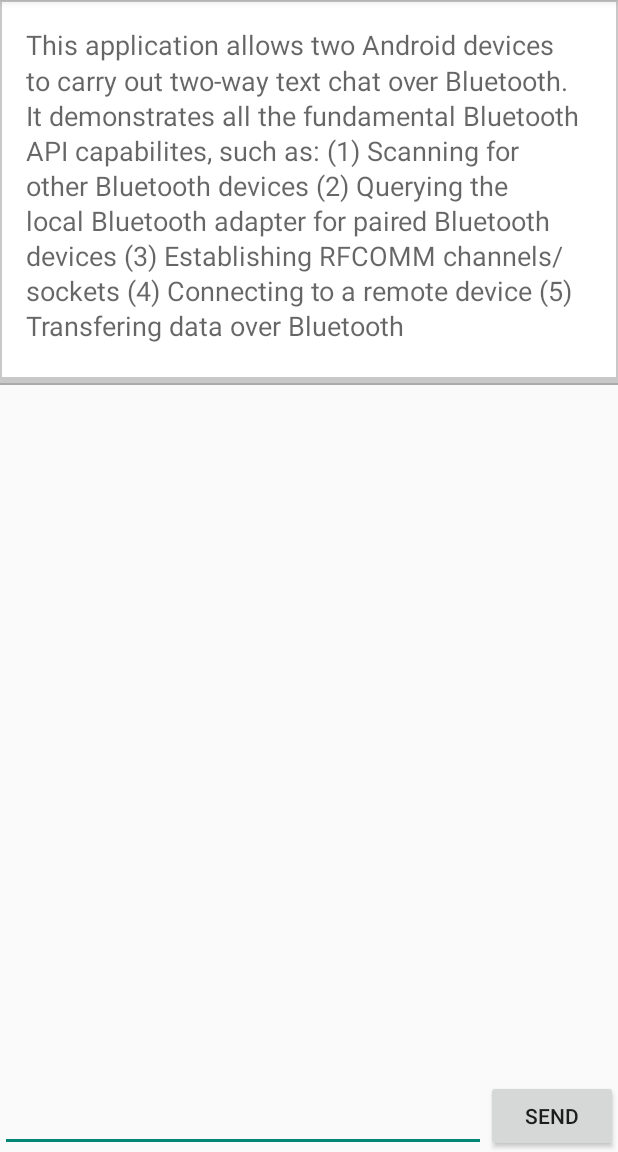
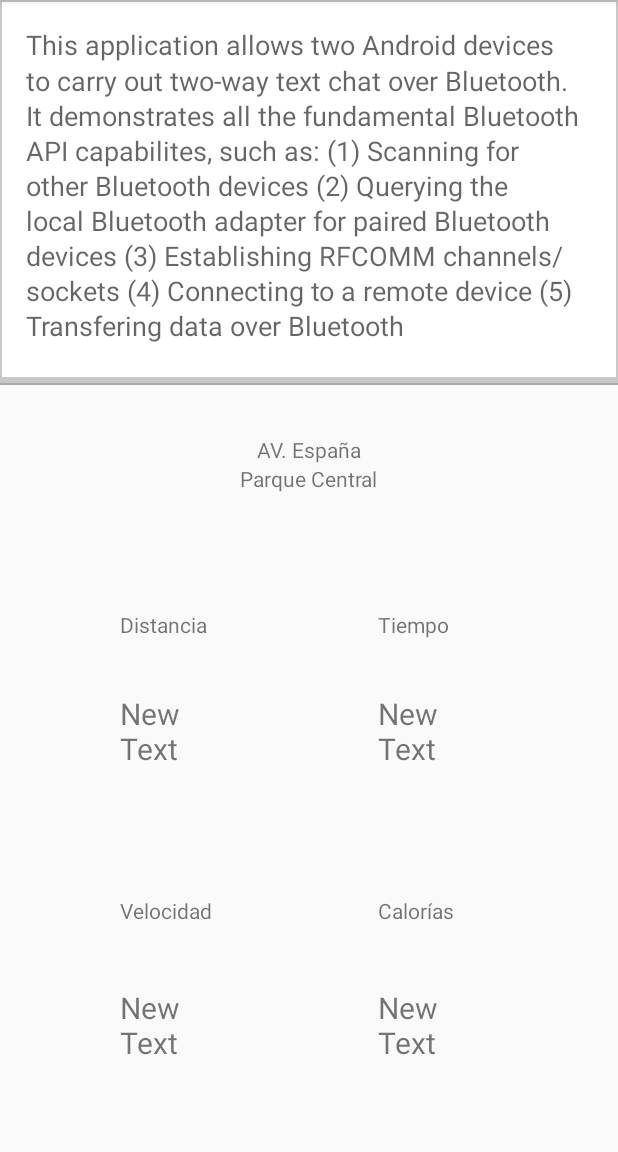
Before and after one commit to filippo123/BluetoothChatmaster, an Android app: the screen it shows after launch (MainActivity), on a phone screen of 412 x 824 dp, the part 84-1236 px from its top. Run offline under Robolectric (Android 15) with nearby library versions, the phone set to English and light mode, and no system bars.

Commit message:
arreglando las clases que no contenian el código nuevo

```diff
--- a/Application/src/main/java/com/example/android/bluetoothchat/BluetoothChatFragment.java
+++ b/Application/src/main/java/com/example/android/bluetoothchat/BluetoothChatFragment.java
@@ -57,33 +57,12 @@ public class BluetoothChatFragment extends Fragment {
     private static final int REQUEST_ENABLE_BT = 3;
 
     // Layout Views
-    private ListView mConversationView;
-    private EditText mOutEditText;
-    private Button mSendButton;
-
-    /**
-     * Name of the connected device
-     */
+    private TextView mSpeedView;
+    private TextView mDistanciaView;
+    private TextView mTiempoView;
+    private TextView mCaloriasView;
     private String mConnectedDeviceName = null;
-
-    /**
-     * Array adapter for the conversation thread
-     */
-    private ArrayAdapter<String> mConversationArrayAdapter;
-
-    /**
-     * String buffer for outgoing messages
-     */
-    private StringBuffer mOutStringBuffer;
-
-    /**
-     * Local Bluetooth adapter
-     */
     private BluetoothAdapter mBluetoothAdapter = null;
-
-    /**
-     * Member object for the chat services
-     */
     private BluetoothChatService mChatService = null;
 
     @Override
@@ -146,11 +125,17 @@ public class BluetoothChatFragment extends Fragment {
         return inflater.inflate(R.layout.fragment_bluetooth_chat, container, false);
     }
 
+
     @Override
     public void onViewCreated(View view, @Nullable Bundle savedInstanceState) {
-        mConversationView = (ListView) view.findViewById(R.id.in);
-        mOutEditText = (EditText) view.findViewById(R.id.edit_text_out);
-        mSendButton = (Button) view.findViewById(R.id.button_send);
+        mSpeedView = (TextView) view.findViewById(R.id.speed);
+        mSpeedView.setTextSize(20.0F);
+        mDistanciaView = (TextView) view.findViewById(R.id.distancia);
+        mDistanciaView.setTextSize(20.0F);
+        mTiempoView = (TextView) view.findViewById(R.id.tiempo);
+        mTiempoView.setTextSize(20.0F);
+        mCaloriasView = (TextView) view.findViewById(R.id.calorias);
+        mCaloriasView.setTextSize(20.0F);
     }
 
     /**
@@ -158,33 +143,8 @@ public class BluetoothChatFragment extends Fragment {
      */
     private void setupChat() {
         Log.d(TAG, "setupChat()");
-
-        // Initialize the array adapter for the conversation thread
-        mConversationArrayAdapter = new ArrayAdapter<String>(getActivity(), R.layout.message);
-
-        mConversationView.setAdapter(mConversationArrayAdapter);
-
-        // Initialize the compose field with a listener for the return key
-        mOutEditText.setOnEditorActionListener(mWriteListener);
-
-        // Initialize the send button with a listener that for click events
-        mSendButton.setOnClickListener(new View.OnClickListener() {
-            public void onClick(View v) {
-                // Send a message using content of the edit text widget
-                View view = getView();
-                if (null != view) {
-                    TextView textView = (TextView) view.findViewById(R.id.edit_text_out);
-                    String message = textView.getText().toString();
-                    sendMessage(message);
-                }
-            }
-        });
-
-        // Initialize the BluetoothChatService to perform bluetooth connections
         mChatService = new BluetoothChatService(getActivity(), mHandler);
 
-        // Initialize the buffer for outgoing messages
-        mOutStringBuffer = new StringBuffer("");
     }
 
     /**
@@ -199,29 +159,7 @@ public class BluetoothChatFragment extends Fragment {
         }
     }
 
-    /**
-     * Sends a message.
-     *
-     * @param message A string of text to send.
-     */
-    private void sendMessage(String message) {
-        // Check that we're actually connected before trying anything
-        if (mChatService.getState() != BluetoothChatService.STATE_CONNECTED) {
-            Toast.makeText(getActivity(), R.string.not_connected, Toast.LENGTH_SHORT).show();
-            return;
-        }
 
-        // Check that there's actually something to send
-        if (message.length() > 0) {
-            // Get the message bytes and tell the BluetoothChatService to write
-            byte[] send = message.getBytes();
-            mChatService.write(send);
-
-            // Reset out string buffer to zero and clear the edit text field
-            mOutStringBuffer.setLength(0);
-            mOutEditText.setText(mOutStringBuffer);
-        }
-    }
 
     /**
      * The action listener for the EditText widget, to listen for the return key
@@ -229,11 +167,7 @@ public class BluetoothChatFragment extends Fragment {
     private TextView.OnEditorActionListener mWriteListener
             = new TextView.OnEditorActionListener() {
         public boolean onEditorAction(TextView view, int actionId, KeyEvent event) {
-            // If the action is a key-up event on the return key, send the message
-            if (actionId == EditorInfo.IME_NULL && event.getAction() == KeyEvent.ACTION_UP) {
-                String message = view.getText().toString();
-                sendMessage(message);
-            }
+
             return true;
         }
     };
@@ -284,7 +218,7 @@ public class BluetoothChatFragment extends Fragment {
                     switch (msg.arg1) {
                         case BluetoothChatService.STATE_CONNECTED:
                             setStatus(getString(R.string.title_connected_to, mConnectedDeviceName));
-                            mConversationArrayAdapter.clear();
+                            //mConversationArrayAdapter.clear();
                             break;
                         case BluetoothChatService.STATE_CONNECTING:
                             setStatus(R.string.title_connecting);
@@ -295,17 +229,35 @@ public class BluetoothChatFragment extends Fragment {
                             break;
                     }
                     break;
-                case Constants.MESSAGE_WRITE:
-                    byte[] writeBuf = (byte[]) msg.obj;
-                    // construct a string from the buffer
-                    String writeMessage = new String(writeBuf);
-                    mConversationArrayAdapter.add("Me:  " + writeMessage);
-                    break;
                 case Constants.MESSAGE_READ:
                     byte[] readBuf = (byte[]) msg.obj;
+
+
+                    // Log.d(TAG, "READING MESSAGE");
                     // construct a string from the valid bytes in the buffer
                     String readMessage = new String(readBuf, 0, msg.arg1);
-                    mConversationArrayAdapter.add(mConnectedDeviceName + ":  " + readMessage);
+                    String[] datos = readMessage.split(",");
+                    int contador = 0;
+                    for (String dato: datos){
+                        if(contador==0){
+                            mSpeedView.setText(dato);
+                        }
+                        else if(contador==1){
+                            mTiempoView.setText(dato);
+                        }
+                        else if(contador==2){
+                            mDistanciaView.setText(dato);
+                        }
+                        else if(contador==3){
+                            mCaloriasView.setText(dato);
+                        }
+                        contador++;
+                    }
+
+                    //mConversationArrayAdapter.add("Velocidad:  " + readMessage);
+
+
+                    //mConversationArrayAdapter.add(mConnectedDeviceName + ":  " + readMessage);
                     break;
                 case Constants.MESSAGE_DEVICE_NAME:
                     // save the connected device's name
@@ -325,14 +277,10 @@ public class BluetoothChatFragment extends Fragment {
         }
     };
 
+
     public void onActivityResult(int requestCode, int resultCode, Intent data) {
         switch (requestCode) {
-            case REQUEST_CONNECT_DEVICE_SECURE:
-                // When DeviceListActivity returns with a device to connect
-                if (resultCode == Activity.RESULT_OK) {
-                    connectDevice(data, true);
-                }
-                break;
+
             case REQUEST_CONNECT_DEVICE_INSECURE:
                 // When DeviceListActivity returns with a device to connect
                 if (resultCode == Activity.RESULT_OK) {
@@ -378,23 +326,13 @@ public class BluetoothChatFragment extends Fragment {
     @Override
     public boolean onOptionsItemSelected(MenuItem item) {
         switch (item.getItemId()) {
-            case R.id.secure_connect_scan: {
-                // Launch the DeviceListActivity to see devices and do scan
-                Intent serverIntent = new Intent(getActivity(), DeviceListActivity.class);
-                startActivityForResult(serverIntent, REQUEST_CONNECT_DEVICE_SECURE);
-                return true;
-            }
             case R.id.insecure_connect_scan: {
                 // Launch the DeviceListActivity to see devices and do scan
                 Intent serverIntent = new Intent(getActivity(), DeviceListActivity.class);
                 startActivityForResult(serverIntent, REQUEST_CONNECT_DEVICE_INSECURE);
                 return true;
             }
-            case R.id.discoverable: {
-                // Ensure this device is discoverable by others
-                ensureDiscoverable();
-                return true;
-            }
+
         }
         return false;
     }
--- a/Application/src/main/res/layout/fragment_bluetooth_chat.xml
+++ b/Application/src/main/res/layout/fragment_bluetooth_chat.xml
@@ -15,35 +15,113 @@
  limitations under the License.
 -->
 <LinearLayout xmlns:android="http://schemas.android.com/apk/res/android"
-              android:layout_width="match_parent"
-              android:layout_height="match_parent"
-              android:orientation="vertical" >
+    android:layout_width="match_parent"
+    android:layout_height="match_parent"
+    android:orientation="vertical"
+    android:weightSum="1">
 
-    <ListView
-        android:id="@+id/in"
+    <RelativeLayout
         android:layout_width="match_parent"
-        android:layout_height="match_parent"
-        android:layout_weight="1"
-        android:stackFromBottom="true"
-        android:transcriptMode="alwaysScroll" />
+        android:layout_height="match_parent">
 
-    <LinearLayout
-        android:layout_width="match_parent"
-        android:layout_height="wrap_content"
-        android:orientation="horizontal" >
+        <ImageView
+            android:layout_width="150dp"
+            android:layout_height="150dp"
+            android:id="@+id/img"
+            android:layout_alignParentTop="true"
+            android:layout_alignParentLeft="true"
+            android:layout_alignParentStart="false"
+            android:layout_alignParentEnd="false" />
 
-        <EditText
-            android:id="@+id/edit_text_out"
+        <TextView
             android:layout_width="wrap_content"
             android:layout_height="wrap_content"
-            android:layout_gravity="bottom"
-            android:layout_weight="1" />
+            android:text="AV. España"
+            android:id="@+id/textView3"
+            android:layout_alignParentTop="true"
+            android:layout_centerHorizontal="true"
+            android:layout_marginTop="33dp" />
 
-        <Button
-            android:id="@+id/button_send"
+        <TextView
             android:layout_width="wrap_content"
             android:layout_height="wrap_content"
-            android:text="@string/send" />
-    </LinearLayout>
+            android:text="Parque Central"
+            android:id="@+id/textView2"
+            android:layout_below="@+id/textView3"
+            android:layout_centerHorizontal="true" />
 
+        <TextView
+            android:layout_width="wrap_content"
+            android:layout_height="wrap_content"
+            android:text="@string/distancia"
+            android:id="@+id/etiqueta"
+            android:layout_below="@+id/img"
+            android:layout_alignLeft="@+id/distancia"
+            android:layout_alignStart="@+id/distancia" />
+
+        <TextView
+            android:layout_width="80dp"
+            android:layout_height="80dp"
+            android:text="New Text"
+            android:id="@+id/distancia"
+            android:layout_marginTop="36dp"
+            android:layout_below="@+id/etiqueta"
+            android:layout_toLeftOf="@+id/textView2"
+            android:layout_toStartOf="@+id/textView2" />
+
+        <TextView
+            android:layout_width="wrap_content"
+            android:layout_height="wrap_content"
+            android:text="@string/tiempo"
+            android:id="@+id/textView6"
+            android:layout_alignTop="@+id/etiqueta"
+            android:layout_toRightOf="@+id/textView2"
+            android:layout_toEndOf="@+id/textView2" />
+
+        <TextView
+            android:layout_width="80dp"
+            android:layout_height="80dp"
+            android:text="New Text"
+            android:id="@+id/tiempo"
+            android:layout_alignBottom="@+id/distancia"
+            android:layout_toRightOf="@+id/textView2"
+            android:layout_toEndOf="@+id/textView2" />
+
+        <TextView
+            android:layout_width="wrap_content"
+            android:layout_height="wrap_content"
+            android:text="@string/velocidad"
+            android:id="@+id/textView8"
+            android:layout_marginTop="55dp"
+            android:layout_below="@+id/distancia"
+            android:layout_alignLeft="@+id/speed"
+            android:layout_alignStart="@+id/speed" />
+
+        <TextView
+            android:layout_width="80dp"
+            android:layout_height="80dp"
+            android:text="New Text"
+            android:id="@+id/speed"
+            android:layout_below="@+id/textView8"
+            android:layout_toLeftOf="@+id/textView2"
+            android:layout_toStartOf="@+id/textView2"
+            android:layout_marginTop="41dp" />
+
+        <TextView
+            android:layout_width="wrap_content"
+            android:layout_height="wrap_content"
+            android:text="@string/calorias"
+            android:id="@+id/textView10"
+            android:layout_above="@+id/speed"
+            android:layout_toRightOf="@+id/textView2"
+            android:layout_toEndOf="@+id/textView2" />
+
+        <TextView
+            android:layout_width="80dp"
+            android:layout_height="80dp"
+            android:text="New Text"
+            android:id="@+id/calorias"
+            android:layout_alignBottom="@+id/speed"
+            android:layout_toRightOf="@+id/textView2" />
+    </RelativeLayout>
 </LinearLayout>
--- a/Application/src/main/res/values/strings.xml
+++ b/Application/src/main/res/values/strings.xml
@@ -24,6 +24,13 @@
     <string name="title_connected_to">connected to <xliff:g id="device_name">%1$s</xliff:g></string>
     <string name="title_not_connected">not connected</string>
 
+    <!-- Fragment_bluetooth_chat-->
+    <string name="distancia">Distancia</string>
+    <string name="tiempo">Tiempo</string>
+    <string name="velocidad">Velocidad</string>
+    <string name="calorias">Calorías</string>
+
+
     <!--  DeviceListActivity -->
     <string name="scanning">scanning for devices...</string>
     <string name="select_device">select a device to connect</string>
```
Also changed, not shown: Application/src/main/java/com/example/android/bluetoothchat/BluetoothChatService.java (+19 -165 lines), 134 other files.
